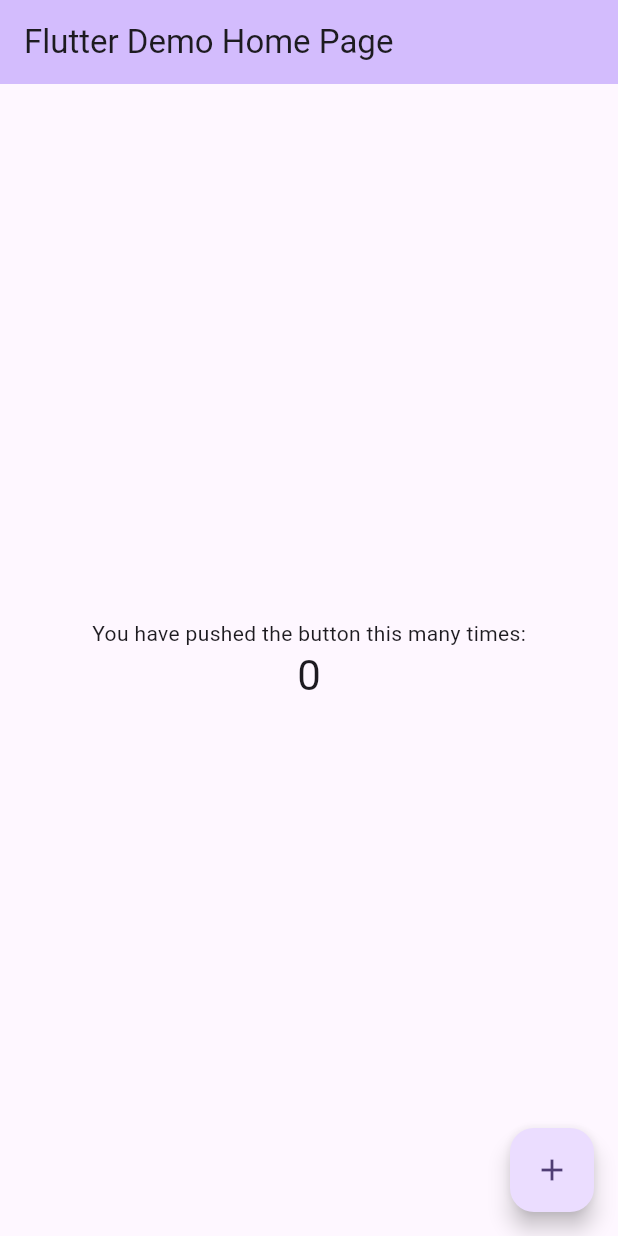
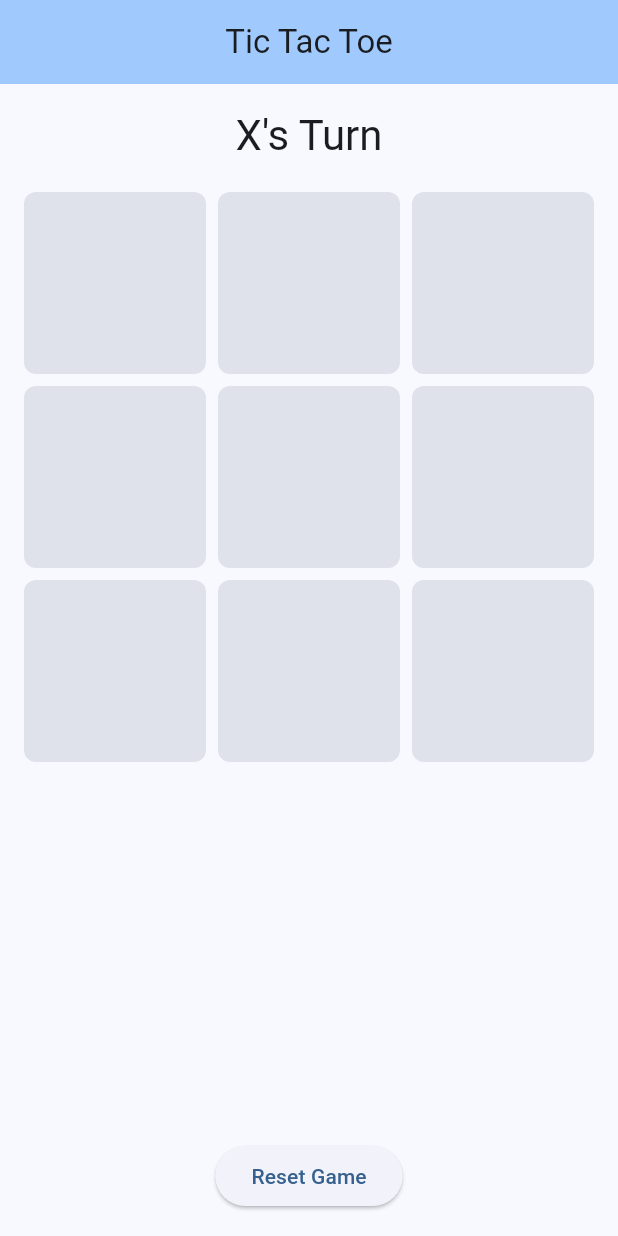
Before and after one commit to could-ai/019a1519-04e3-7950-85c2-792c5c70c411, a Flutter app: the screen it shows after launch, on a phone screen of 412 x 824 dp. Run offline on Flutter 3.47's test engine with Material 3 defaults, Android fonts, the phone set to English and light mode, and no system bars.

Commit message:
Updated the project name and description to reflect the Tic Tac Toe game implementation, replacing the generic template values with specific app details.; Completely replaced the template code with a full Tic Tac Toe game implementation. Added a stateful widget to manage game state including the 3x3 board, current player tracking, win condition checking, and game reset functionality. The UI includes a grid for the board, status text showing whose turn it is or the winner, and a reset button. Used Material Design components with proper theming and responsive layout.

```diff
--- a/usr/lib/main.dart
+++ b/usr/lib/main.dart
@@ -1,120 +1,148 @@
 import 'package:flutter/material.dart';
 
 void main() {
-  runApp(const MyApp());
+  runApp(const TicTacToeApp());
 }
 
-class MyApp extends StatelessWidget {
-  const MyApp({super.key});
+class TicTacToeApp extends StatelessWidget {
+  const TicTacToeApp({super.key});
 
-  // This widget is the root of your application.
   @override
   Widget build(BuildContext context) {
     return MaterialApp(
-      title: 'Flutter Demo',
+      title: 'Tic Tac Toe',
       debugShowCheckedModeBanner: false,
       theme: ThemeData(
-        // This is the theme of your application.
-        //
-        // TRY THIS: Try running your application with "flutter run". You'll see
-        // the application has a purple toolbar. Then, without quitting the app,
-        // try changing the seedColor in the colorScheme below to Colors.green
-        // and then invoke "hot reload" (save your changes or press the "hot
-        // reload" button in a Flutter-supported IDE, or press "r" if you used
-        // the command line to start the app).
-        //
-        // Notice that the counter didn't reset back to zero; the application
-        // state is not lost during the reload. To reset the state, use hot
-        // restart instead.
-        //
-        // This works for code too, not just values: Most code changes can be
-        // tested with just a hot reload.
-        colorScheme: ColorScheme.fromSeed(seedColor: Colors.deepPurple),
+        colorScheme: ColorScheme.fromSeed(seedColor: Colors.blue),
+        useMaterial3: true,
       ),
-      home: const MyHomePage(title: 'Flutter Demo Home Page'),
+      home: const TicTacToeGame(),
     );
   }
 }
 
-class MyHomePage extends StatefulWidget {
-  const MyHomePage({super.key, required this.title});
-
-  // This widget is the home page of your application. It is stateful, meaning
-  // that it has a State object (defined below) that contains fields that affect
-  // how it looks.
-
-  // This class is the configuration for the state. It holds the values (in this
-  // case the title) provided by the parent (in this case the App widget) and
-  // used by the build method of the State. Fields in a Widget subclass are
-  // always marked "final".
-
-  final String title;
+class TicTacToeGame extends StatefulWidget {
+  const TicTacToeGame({super.key});
 
   @override
-  State<MyHomePage> createState() => _MyHomePageState();
+  State<TicTacToeGame> createState() => _TicTacToeGameState();
 }
 
-class _MyHomePageState extends State<MyHomePage> {
-  int _counter = 0;
+class _TicTacToeGameState extends State<TicTacToeGame> {
+  List<String> board = List.filled(9, '');
+  String currentPlayer = 'X';
+  String winner = '';
+  bool gameOver = false;
 
-  void _incrementCounter() {
+  void _resetGame() {
     setState(() {
-      // This call to setState tells the Flutter framework that something has
-      // changed in this State, which causes it to rerun the build method below
-      // so that the display can reflect the updated values. If we changed
-      // _counter without calling setState(), then the build method would not be
-      // called again, and so nothing would appear to happen.
-      _counter++;
+      board = List.filled(9, '');
+      currentPlayer = 'X';
+      winner = '';
+      gameOver = false;
     });
+  }
+
+  void _makeMove(int index) {
+    if (board[index].isEmpty && !gameOver) {
+      setState(() {
+        board[index] = currentPlayer;
+        if (_checkWinner()) {
+          winner = currentPlayer;
+          gameOver = true;
+        } else if (_isBoardFull()) {
+          winner = 'Draw';
+          gameOver = true;
+        } else {
+          currentPlayer = currentPlayer == 'X' ? 'O' : 'X';
+        }
+      });
+    }
+  }
+
+  bool _checkWinner() {
+    const List<List<int>> winPatterns = [
+      [0, 1, 2], [3, 4, 5], [6, 7, 8], // rows
+      [0, 3, 6], [1, 4, 7], [2, 5, 8], // columns
+      [0, 4, 8], [2, 4, 6] // diagonals
+    ];
+
+    for (var pattern in winPatterns) {
+      if (board[pattern[0]] == currentPlayer &&
+          board[pattern[1]] == currentPlayer &&
+          board[pattern[2]] == currentPlayer) {
+        return true;
+      }
+    }
+    return false;
+  }
+
+  bool _isBoardFull() {
+    return !board.contains('');
   }
 
   @override
   Widget build(BuildContext context) {
-    // This method is rerun every time setState is called, for instance as done
-    // by the _incrementCounter method above.
-    //
-    // The Flutter framework has been optimized to make rerunning build methods
-    // fast, so that you can just rebuild anything that needs updating rather
-    // than having to individually change instances of widgets.
     return Scaffold(
       appBar: AppBar(
-        // TRY THIS: Try changing the color here to a specific color (to
-        // Colors.amber, perhaps?) and trigger a hot reload to see the AppBar
-        // change color while the other colors stay the same.
+        title: const Text('Tic Tac Toe'),
+        centerTitle: true,
         backgroundColor: Theme.of(context).colorScheme.inversePrimary,
-        // Here we take the value from the MyHomePage object that was created by
-        // the App.build method, and use it to set our appbar title.
-        title: Text(widget.title),
       ),
-      body: Center(
-        // Center is a layout widget. It takes a single child and positions it
-        // in the middle of the parent.
+      body: Padding(
+        padding: const EdgeInsets.all(16.0),
         child: Column(
-          // Column is also a layout widget. It takes a list of children and
-          // arranges them vertically. By default, it sizes itself to fit its
-          // children horizontally, and tries to be as tall as its parent.
-          //
-          // Column has various properties to control how it sizes itself and
-          // how it positions its children. Here we use mainAxisAlignment to
-          // center the children vertically; the main axis here is the vertical
-          // axis because Columns are vertical (the cross axis would be
-          // horizontal).
-          //
-          // TRY THIS: Invoke "debug painting" (choose the "Toggle Debug Paint"
-          // action in the IDE, or press "p" in the console), to see the
-          // wireframe for each widget.
           mainAxisAlignment: MainAxisAlignment.center,
-          children: <Widget>[
-            const Text('You have pushed the button this many times:'),
-            Text('$_counter', style: Theme.of(context).textTheme.headlineMedium),
+          children: [
+            Text(
+              gameOver
+                  ? (winner == 'Draw' ? 'It\'s a Draw!' : '$winner Wins!')
+                  : '$currentPlayer\'s Turn',
+              style: Theme.of(context).textTheme.headlineMedium,
+              textAlign: TextAlign.center,
+            ),
+            const SizedBox(height: 20),
+            Expanded(
+              child: GridView.builder(
+                gridDelegate: const SliverGridDelegateWithFixedCrossAxisCount(
+                  crossAxisCount: 3,
+                  crossAxisSpacing: 8.0,
+                  mainAxisSpacing: 8.0,
+                ),
+                itemCount: 9,
+                itemBuilder: (context, index) {
+                  return GestureDetector(
+                    onTap: () => _makeMove(index),
+                    child: Container(
+                      decoration: BoxDecoration(
+                        color: Theme.of(context).colorScheme.surfaceVariant,
+                        borderRadius: BorderRadius.circular(8.0),
+                      ),
+                      child: Center(
+                        child: Text(
+                          board[index],
+                          style: Theme.of(context).textTheme.headlineLarge?.copyWith(
+                            color: board[index] == 'X'
+                                ? Colors.blue
+                                : board[index] == 'O'
+                                    ? Colors.red
+                                    : null,
+                          ),
+                        ),
+                      ),
+                    ),
+                  );
+                },
+              ),
+            ),
+            const SizedBox(height: 20),
+            ElevatedButton(
+              onPressed: _resetGame,
+              child: const Text('Reset Game'),
+            ),
           ],
         ),
       ),
-      floatingActionButton: FloatingActionButton(
-        onPressed: _incrementCounter,
-        tooltip: 'Increment',
-        child: const Icon(Icons.add),
-      ), // This trailing comma makes auto-formatting nicer for build methods.
     );
   }
 }
--- a/usr/pubspec.yaml
+++ b/usr/pubspec.yaml
@@ -1,5 +1,5 @@
-name: couldai_user_app
-description: "A new Flutter project."
+name: tic_tac_toe
+description: "A simple Tic Tac Toe game built with Flutter."
 # The following line prevents the package from being accidentally published to
 # pub.dev using `flutter pub publish`. This is preferred for private packages.
 publish_to: 'none' # Remove this line if you wish to publish to pub.dev
```
